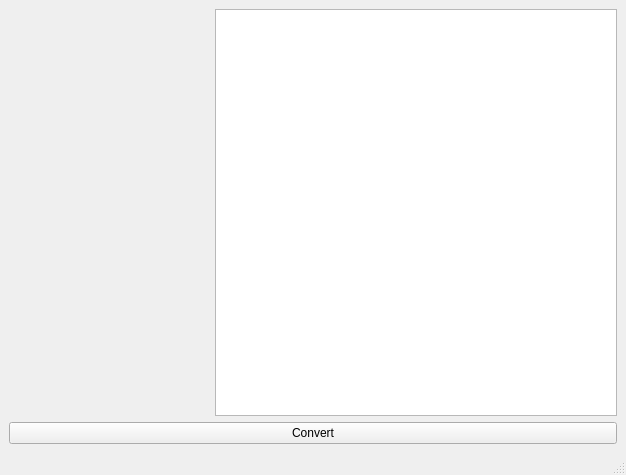
Old version of the form ui/main.ui in the repository AlexLaur/py-encoder.
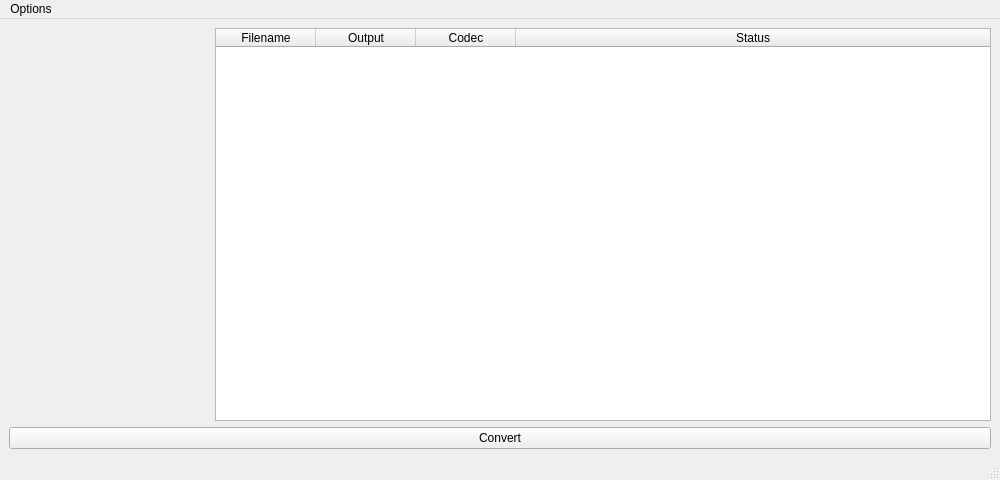
New version of the form. Custom widgets are drawn as their Qt base class.

```diff
--- a/ui/main.ui
+++ b/ui/main.ui
@@ -6,8 +6,8 @@
    <rect>
     <x>0</x>
     <y>0</y>
-    <width>626</width>
-    <height>475</height>
+    <width>1000</width>
+    <height>480</height>
    </rect>
   </property>
   <property name="windowTitle">
@@ -31,7 +31,46 @@
        </widget>
       </item>
       <item>
-       <widget class="QTableWidget" name="tab_conversion_files"/>
+       <widget class="PyEncoderTableWidget" name="tab_conversion_files">
+        <property name="contextMenuPolicy">
+         <enum>Qt::CustomContextMenu</enum>
+        </property>
+        <property name="alternatingRowColors">
+         <bool>true</bool>
+        </property>
+        <property name="selectionBehavior">
+         <enum>QAbstractItemView::SelectRows</enum>
+        </property>
+        <property name="sortingEnabled">
+         <bool>true</bool>
+        </property>
+        <attribute name="horizontalHeaderStretchLastSection">
+         <bool>true</bool>
+        </attribute>
+        <attribute name="verticalHeaderVisible">
+         <bool>false</bool>
+        </attribute>
+        <column>
+         <property name="text">
+          <string>Filename</string>
+         </property>
+        </column>
+        <column>
+         <property name="text">
+          <string>Output</string>
+         </property>
+        </column>
+        <column>
+         <property name="text">
+          <string>Codec</string>
+         </property>
+        </column>
+        <column>
+         <property name="text">
+          <string>Status</string>
+         </property>
+        </column>
+       </widget>
       </item>
      </layout>
     </item>
@@ -49,10 +88,17 @@
     <rect>
      <x>0</x>
      <y>0</y>
-     <width>626</width>
+     <width>1000</width>
      <height>22</height>
     </rect>
    </property>
+   <widget class="QMenu" name="menuOptions">
+    <property name="title">
+     <string>Options</string>
+    </property>
+    <addaction name="action_console"/>
+   </widget>
+   <addaction name="menuOptions"/>
   </widget>
   <widget class="QStatusBar" name="statusbar"/>
  </widget>
@@ -62,6 +108,11 @@
    <extends>QLabel</extends>
    <header>libs.widgets.pe_dragndrop_widget</header>
   </customwidget>
+  <customwidget>
+   <class>PyEncoderTableWidget</class>
+   <extends>QTableWidget</extends>
+   <header>libs.widgets.pe_tablewidget</header>
+  </customwidget>
  </customwidgets>
  <resources/>
  <connections/>
```
Left out of the diff: 7 changed lines with no effect on the pictures.
